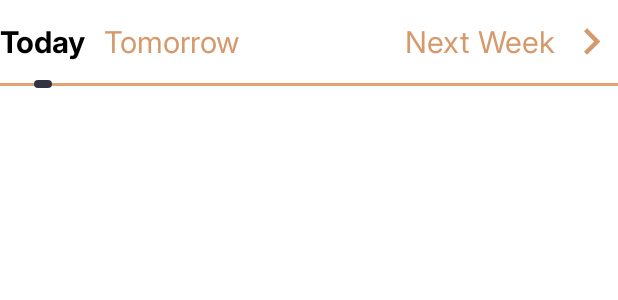
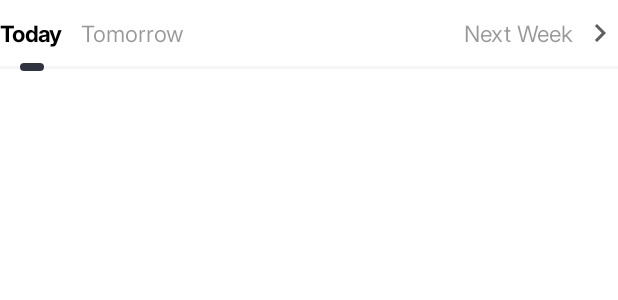
Before and after one commit to alitafreshi/Weather-App, an Android app built with Jetpack Compose: the @Preview function Next24HourWeatherForecastingHeaderComponentPreview, on a phone screen of 412 x 824 dp. Shown: the top 300 px of the screen. Run offline under Robolectric (Android 15) with nearby library versions, the phone set to English and light mode, and no system bars; our stand-ins replace constraintlayout-compose.

Commit message:
Improve Next 24 Hour Weather Forecasting Header Component

```diff
--- a/app/src/main/java/com/tafreshiali/weatherapp/presentation/current_weather/components/Next24HourWeatherForecastingHeaderComponent.kt
+++ b/app/src/main/java/com/tafreshiali/weatherapp/presentation/current_weather/components/Next24HourWeatherForecastingHeaderComponent.kt
@@ -29,7 +29,7 @@ fun Next24HourWeatherForecastingHeaderComponent(
         Text(
             text = "Today",
             style = WeatherAppTheme.typography.bold8,
-            fontSize = 20.sp,
+            fontSize = 15.sp,
             modifier = Modifier.constrainAs(tvTodayTitle) {
                 top.linkTo(imgNextWeek.top)
                 bottom.linkTo(imgNextWeek.bottom)
@@ -38,8 +38,8 @@ fun Next24HourWeatherForecastingHeaderComponent(
 
         Text(
             text = "Tomorrow",
-            style = WeatherAppTheme.typography.regular8.copy(color = Color(0xFFD6996B)),
-            fontSize = 20.sp,
+            style = WeatherAppTheme.typography.regular8.copy(color = Color(0x67000000)),
+            fontSize = 15.sp,
             modifier = Modifier.constrainAs(tvTomorrowTitle) {
                 top.linkTo(imgNextWeek.top)
                 bottom.linkTo(imgNextWeek.bottom)
@@ -47,18 +47,20 @@ fun Next24HourWeatherForecastingHeaderComponent(
             }
         )
         Icon(
-            modifier = Modifier.size(35.dp).constrainAs(imgNextWeek) {
-                top.linkTo(parent.top)
-                end.linkTo(parent.end)
-            },
+            modifier = Modifier
+                .size(24.dp)
+                .constrainAs(imgNextWeek) {
+                    top.linkTo(parent.top)
+                    end.linkTo(parent.end)
+                },
             painter = painterResource(R.drawable.ic_arrow_right),
             contentDescription = "",
-            tint = Color(0xFFD6996B)
+            tint = Color(0xA1000000)
         )
         Text(
             text = "Next Week",
-            style = WeatherAppTheme.typography.regular8.copy(color = Color(0xFFD6996B)),
-            fontSize = 20.sp,
+            style = WeatherAppTheme.typography.regular8.copy(color = Color(0x67000000)),
+            fontSize = 15.sp,
             modifier = Modifier.constrainAs(tvNextWeekTitle) {
                 top.linkTo(imgNextWeek.top)
                 bottom.linkTo(imgNextWeek.bottom)
@@ -74,13 +76,13 @@ fun Next24HourWeatherForecastingHeaderComponent(
                 bottom.linkTo(parent.bottom)
             },
             thickness = 2.dp,
-            color = Color(0xFFE2A272)
+            color = Color(0x0A000000)
         )
 
         Surface(
             modifier = Modifier
                 .height(5.dp)
-                .width(12.dp)
+                .width(16.dp)
                 .constrainAs(badge) {
                     top.linkTo(divider.top)
                     bottom.linkTo(divider.bottom)
```
